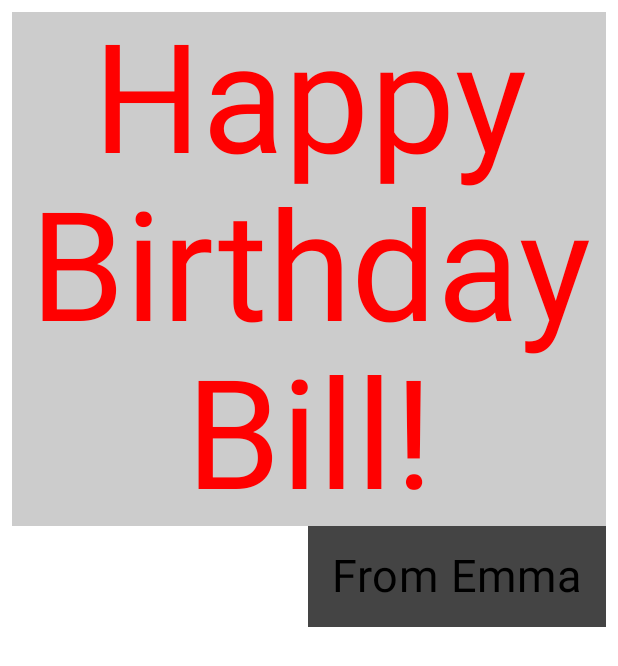
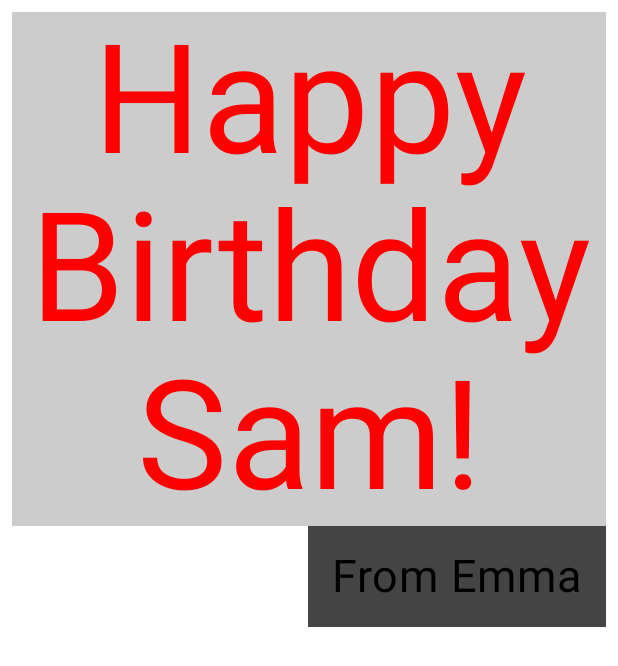
Before and after one commit to das-dipankar/testHappyBirthdayApp, an Android app built with Jetpack Compose: the @Preview function BirthdayCardPreview, on a phone screen of 412 x 824 dp. Shown: the top 666 px of the screen. Run offline under Robolectric (Android 15) with nearby library versions, the phone set to English and light mode, and no system bars.

Commit message:
CompletedBirthdayCard

```diff
--- a/app/src/main/java/com/example/happybirthday/MainActivity.kt
+++ b/app/src/main/java/com/example/happybirthday/MainActivity.kt
@@ -76,6 +76,6 @@ fun GreetingText(message: String, from: String, modifier: Modifier = Modifier) {
 @Composable
 fun BirthdayCardPreview() {
     HappyBirthdayTheme {
-        GreetingText(message = "Happy Birthday Bill!", from = "From Emma", modifier = Modifier.padding(8.dp))
+        GreetingText(message = "Happy Birthday Sam!", from = "From Emma", modifier = Modifier.padding(8.dp))
     }
 }
```
